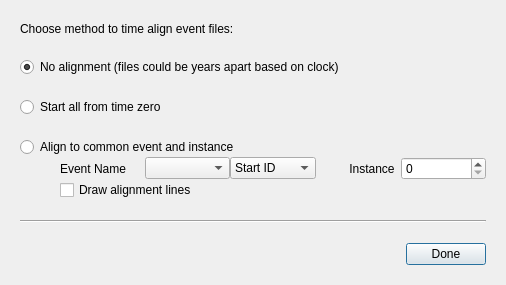
First picture: the form in visualizer/dialogs/TimeAlignDialog.ui, repository michaelboth/EventAnalyzer, before the edit.
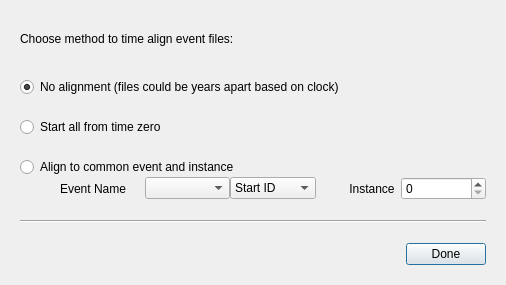
Second picture: the form after the edit.

Commit message: Implementing time align feature

What changed in the file:
```diff
--- a/visualizer/dialogs/TimeAlignDialog.ui
+++ b/visualizer/dialogs/TimeAlignDialog.ui
@@ -148,33 +148,6 @@
             </item>
            </layout>
           </item>
-          <item>
-           <layout class="QHBoxLayout" name="horizontalLayout_3">
-            <item>
-             <spacer name="horizontalSpacer_3">
-              <property name="orientation">
-               <enum>Qt::Horizontal</enum>
-              </property>
-              <property name="sizeType">
-               <enum>QSizePolicy::Fixed</enum>
-              </property>
-              <property name="sizeHint" stdset="0">
-               <size>
-                <width>40</width>
-                <height>10</height>
-               </size>
-              </property>
-             </spacer>
-            </item>
-            <item>
-             <widget class="QCheckBox" name="drawAlignmentLinesCheck">
-              <property name="text">
-               <string>Draw alignment lines</string>
-              </property>
-             </widget>
-            </item>
-           </layout>
-          </item>
          </layout>
         </widget>
        </item>
```
The commit also changes 5 other files.
